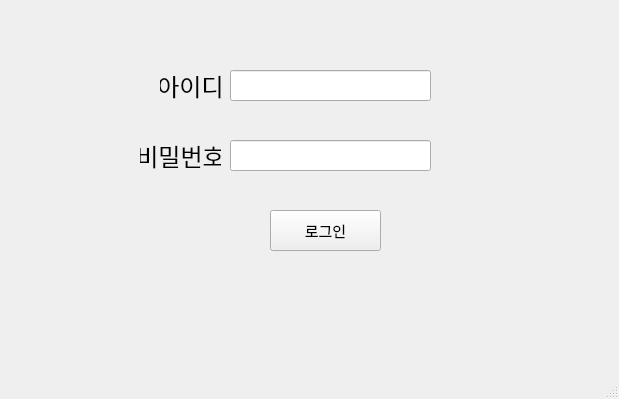
Before: the Qt Designer form pythonProject/resources/login.ui in psy525/pygame, drawn with Qt 5.
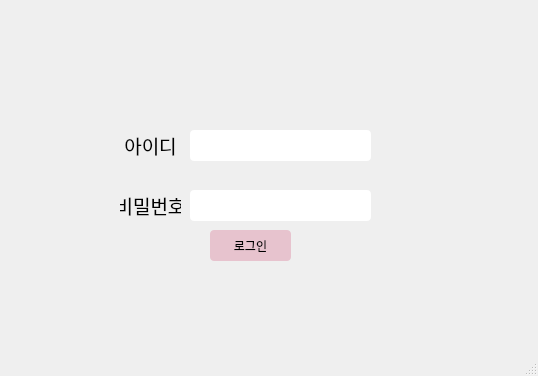
After: the same form once the commit is applied. Icons and pictures are not drawn.

```diff
--- a/pythonProject/resources/login.ui
+++ b/pythonProject/resources/login.ui
@@ -6,8 +6,8 @@
    <rect>
     <x>0</x>
     <y>0</y>
-    <width>619</width>
-    <height>399</height>
+    <width>538</width>
+    <height>376</height>
    </rect>
   </property>
   <property name="windowTitle">
@@ -17,8 +17,8 @@
    <widget class="QLabel" name="label">
     <property name="geometry">
      <rect>
-      <x>160</x>
-      <y>70</y>
+      <x>120</x>
+      <y>130</y>
       <width>61</width>
       <height>31</height>
      </rect>
@@ -26,7 +26,7 @@
     <property name="font">
      <font>
       <family>오뮤 다예쁨체</family>
-      <pointsize>18</pointsize>
+      <pointsize>14</pointsize>
      </font>
     </property>
     <property name="text">
@@ -39,18 +39,24 @@
    <widget class="QLineEdit" name="lineEdit">
     <property name="geometry">
      <rect>
-      <x>230</x>
-      <y>70</y>
-      <width>201</width>
+      <x>190</x>
+      <y>130</y>
+      <width>181</width>
       <height>31</height>
      </rect>
     </property>
     <property name="font">
      <font>
       <family>오뮤 다예쁨체</family>
-      <pointsize>14</pointsize>
+      <pointsize>12</pointsize>
      </font>
     </property>
+    <property name="styleSheet">
+     <string notr="true">QLineEdit {
+    border-radius: 4px; 
+    padding: 5px; 
+}</string>
+    </property>
     <property name="text">
      <string/>
     </property>
@@ -58,16 +64,16 @@
    <widget class="QLabel" name="label_2">
     <property name="geometry">
      <rect>
-      <x>140</x>
-      <y>140</y>
-      <width>81</width>
+      <x>120</x>
+      <y>190</y>
+      <width>61</width>
       <height>31</height>
      </rect>
     </property>
     <property name="font">
      <font>
       <family>오뮤 다예쁨체</family>
-      <pointsize>18</pointsize>
+      <pointsize>14</pointsize>
      </font>
     </property>
     <property name="text">
@@ -77,54 +83,86 @@
      <set>Qt::AlignCenter</set>
     </property>
    </widget>
-   <widget class="QLineEdit" name="lineEdit_2">
-    <property name="geometry">
-     <rect>
-      <x>230</x>
-      <y>140</y>
-      <width>201</width>
-      <height>31</height>
-     </rect>
-    </property>
-    <property name="font">
-     <font>
-      <family>오뮤 다예쁨체</family>
-      <pointsize>14</pointsize>
-     </font>
-    </property>
-    <property name="text">
-     <string/>
-    </property>
-   </widget>
    <widget class="QPushButton" name="loginButton">
     <property name="geometry">
      <rect>
-      <x>270</x>
-      <y>210</y>
-      <width>111</width>
-      <height>41</height>
+      <x>210</x>
+      <y>230</y>
+      <width>81</width>
+      <height>31</height>
      </rect>
     </property>
     <property name="font">
      <font>
       <family>여기어때 잘난체 2</family>
-      <pointsize>11</pointsize>
+      <pointsize>9</pointsize>
      </font>
     </property>
+    <property name="styleSheet">
+     <string notr="true">QPushButton{
+	border-radius: 4px;
+	background-color: rgb(231, 195, 206);
+}
+
+QPushButton:hover {
+    background-color: rgb(255, 244, 158); /* 마우스를 올렸을 때 배경색 */
+}
+</string>
+    </property>
     <property name="text">
      <string>로그인</string>
     </property>
    </widget>
-  </widget>
-  <widget class="QMenuBar" name="menubar">
-   <property name="geometry">
-    <rect>
-     <x>0</x>
-     <y>0</y>
-     <width>619</width>
-     <height>21</height>
-    </rect>
-   </property>
+   <widget class="QLabel" name="label_3">
+    <property name="geometry">
+     <rect>
+      <x>0</x>
+      <y>0</y>
+      <width>538</width>
+      <height>376</height>
+     </rect>
+    </property>
+    <property name="styleSheet">
+     <string notr="true">background-image: url(:/images/로그인.png);</string>
+    </property>
+    <property name="text">
+     <string/>
+    </property>
+   </widget>
+   <widget class="QLineEdit" name="lineEdit_2">
+    <property name="geometry">
+     <rect>
+      <x>190</x>
+      <y>190</y>
+      <width>181</width>
+      <height>31</height>
+     </rect>
+    </property>
+    <property name="font">
+     <font>
+      <family>오뮤 다예쁨체</family>
+      <pointsize>12</pointsize>
+     </font>
+    </property>
+    <property name="styleSheet">
+     <string notr="true">QLineEdit {
+    border-radius: 4px; 
+    padding: 5px; 
+}</string>
+    </property>
+    <property name="text">
+     <string/>
+    </property>
+    <property name="cursorPosition">
+     <number>0</number>
+    </property>
+   </widget>
+   <zorder>label_3</zorder>
+   <zorder>label</zorder>
+   <zorder>lineEdit</zorder>
+   <zorder>label_2</zorder>
+   <zorder>loginButton</zorder>
+   <zorder>lineEdit_2</zorder>
   </widget>
   <widget class="QStatusBar" name="statusbar"/>
  </widget>
```
Left out of the diff: 7 changed lines with no effect on the pictures.
